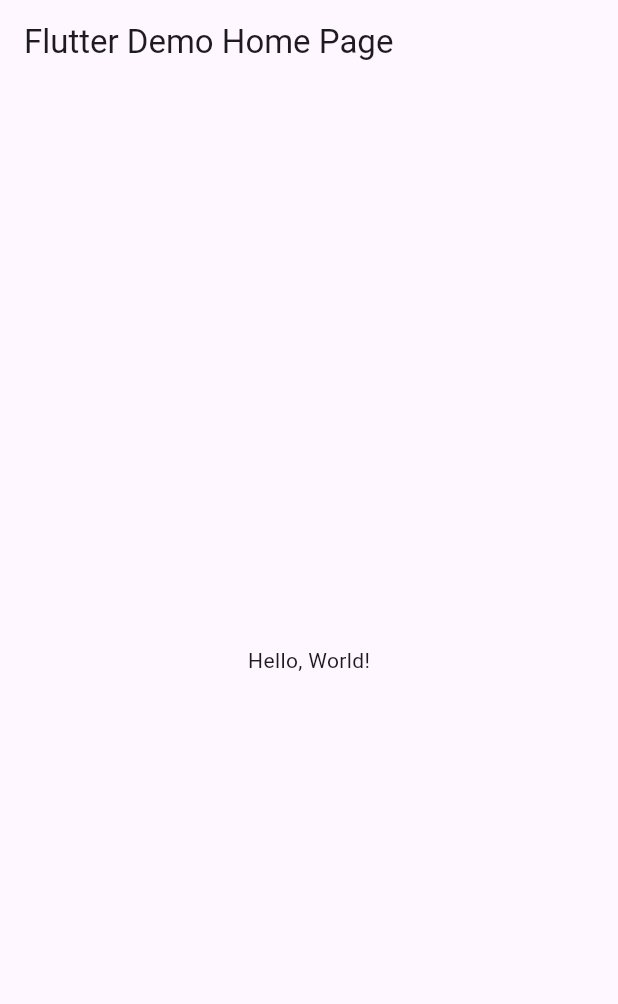
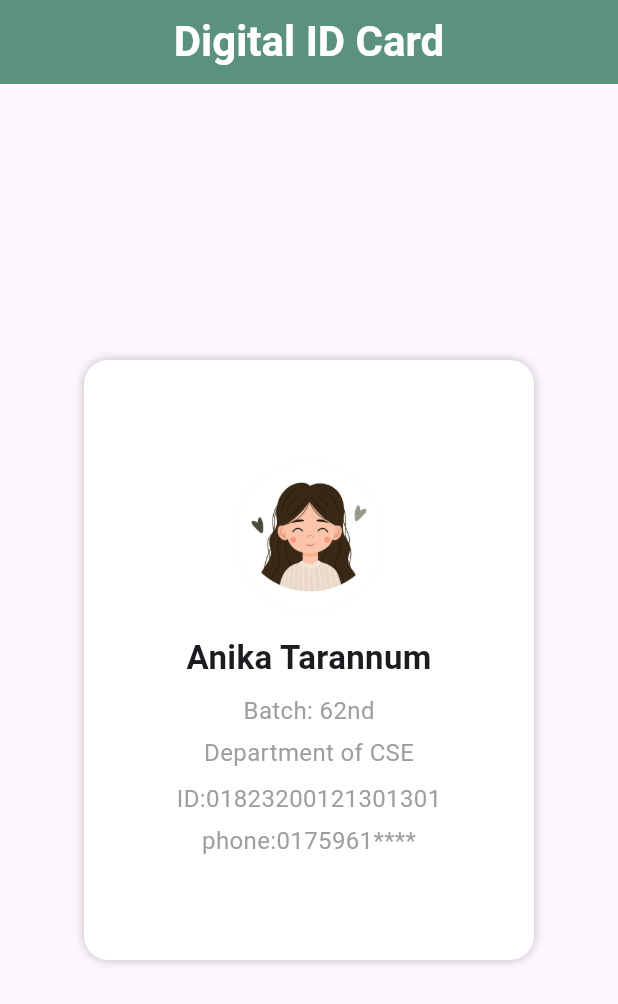
Before and after one commit to Tarannummm/Digital_ID-flutter, a Flutter app: the screen it shows after launch, on a phone screen of 412 x 824 dp. Shown: the top 1004 px of the screen. Run offline on Flutter 3.47's test engine with Material 3 defaults, Android fonts, the phone set to English and light mode, and no system bars.

Commit message:
digital id created

```diff
--- a/lib/main.dart
+++ b/lib/main.dart
@@ -1,41 +1,110 @@
 import 'package:flutter/material.dart';
 
-void main() => runApp(MyApp());
+void main() {
+  runApp(const MyApp());
+}
 
 class MyApp extends StatelessWidget {
   const MyApp({super.key});
-  // This widget is the root of your application.
+
   @override
   Widget build(BuildContext context) {
-    return MaterialApp(
-      // Application name
-      title: 'Flutter Hello World',
-      // Application theme data, you can set the colors for the application as
-      // you want
-      theme: ThemeData(
-        // useMaterial3: false,
-        primarySwatch: Colors.blue,
-      ),
-      // A widget which will be started on application startup
-      home: MyHomePage(title: 'Flutter Demo Home Page'),
+    return const MaterialApp(
+      debugShowCheckedModeBanner: false,
+      home: HomePage(),
     );
   }
 }
 
-class MyHomePage extends StatelessWidget {
-  final String title;
-  const MyHomePage({super.key, required this.title});
+class HomePage extends StatelessWidget {
+  const HomePage({super.key});
 
   @override
   Widget build(BuildContext context) {
     return Scaffold(
       appBar: AppBar(
-        // The title text which will be shown on the action bar
-        title: Text(title),
+        title: const Text(
+          "Digital ID Card",
+          style: TextStyle(
+            color: Colors.white,
+            fontWeight: FontWeight.bold,
+            fontSize: 28,
+          ),
+        ),
+        backgroundColor: Color(0xff5a927e),
+        centerTitle: true,
       ),
       body: Center(
-        child: Text(
-          'Hello, World!',
+        child: Stack(
+          alignment: Alignment.center,
+          children: [
+            // Card background
+            Container(
+              height: 400,
+              width: 300,
+              decoration: BoxDecoration(
+                color: Colors.white,
+                borderRadius: BorderRadius.circular(16),
+                boxShadow: [
+                  BoxShadow(
+                    blurRadius: 5,
+                    color: Colors.black26,
+                  ),
+                ],
+              ),
+            ),
+
+            // Content inside card
+            Column(
+              mainAxisSize: MainAxisSize.min,
+              children: const [
+                CircleAvatar(
+                  radius: 50,
+                  backgroundImage: AssetImage("images/little-girl.jpg"),
+                ),
+                SizedBox(height: 15),
+                Text(
+                  "Anika Tarannum",
+                  style: TextStyle(
+                    fontSize: 22,
+                    fontWeight: FontWeight.bold,
+                  ),
+                ),
+                SizedBox(height: 8),
+                Text(
+                  "Batch: 62nd",
+                  style: TextStyle(
+                    fontSize: 16,
+                    color: Colors.grey,
+                  ),
+                ),
+                SizedBox(height: 5),
+                Text(
+                  "Department of CSE",
+                  style: TextStyle(
+                    fontSize: 16,
+                    color: Colors.grey,
+                  ),
+                ),
+                SizedBox(height: 8),
+                Text(
+                  "ID:01823200121301301",
+                  style: TextStyle(
+                    fontSize: 16,
+                    color: Colors.grey,
+                  ),
+                ),
+                SizedBox(height: 5),
+                Text(
+                  "phone:0175961****",
+                  style: TextStyle(
+                    fontSize: 16,
+                    color: Colors.grey,
+                  ),
+                ),
+              ],
+            ),
+          ],
         ),
       ),
     );
--- a/pubspec.yaml
+++ b/pubspec.yaml
@@ -18,7 +18,8 @@ dev_dependencies:
 
 flutter:
   uses-material-design: true
-  # assets:
+  assets:
+   - images/little-girl.jpg
   #  - images/a_dot_burr.jpeg
   #  - images/a_dot_ham.jpeg
   # fonts:
```
Also changed, not shown: images/little-girl.jpg (added).
